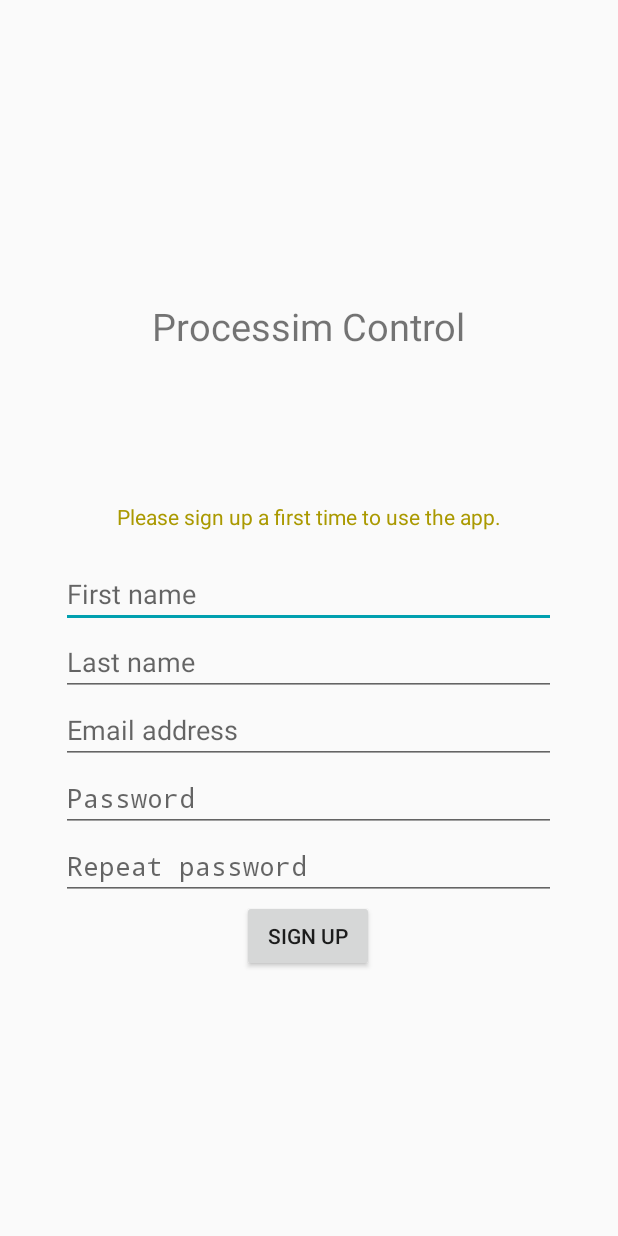
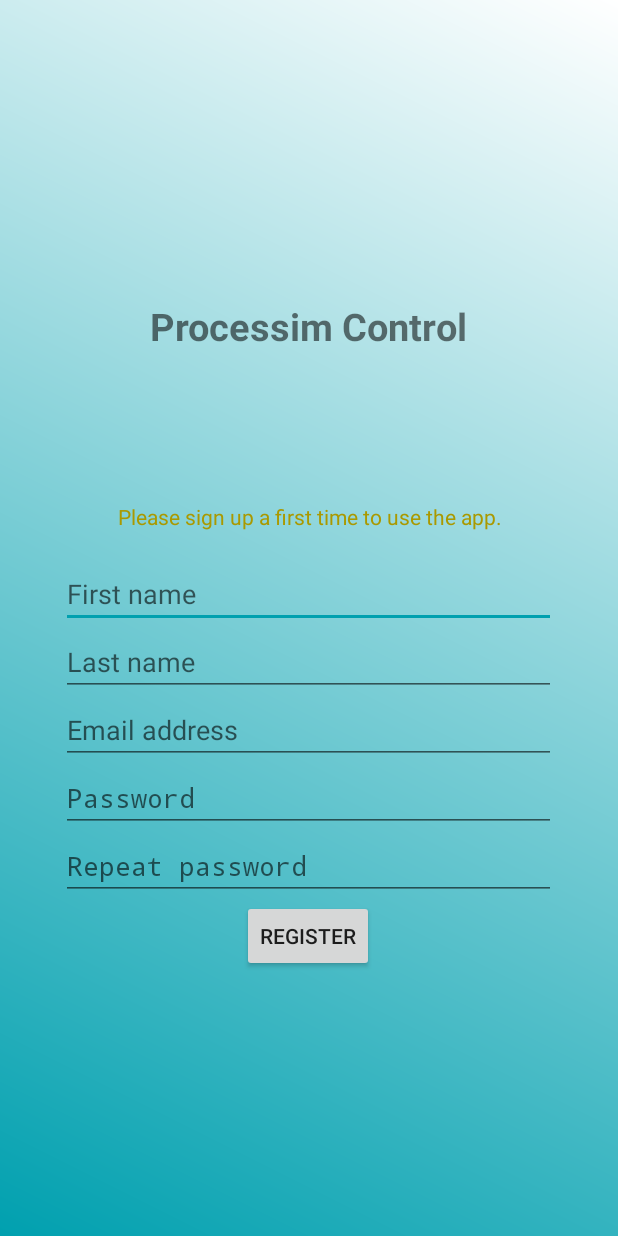
Before and after one commit to TeaFlex/ProcessimControlApp, an Android app: the screen it shows after launch (RegisterActivity), on a phone screen of 412 x 824 dp. Run offline under Robolectric (Android 15) with nearby library versions, the phone set to English and light mode, and no system bars; our stand-ins replace Room's generated code.

Commit message:
Register and login activities done !

```diff
--- a/app/src/main/AndroidManifest.xml
+++ b/app/src/main/AndroidManifest.xml
@@ -9,7 +9,8 @@
         android:roundIcon="@mipmap/ic_launcher_round"
         android:supportsRtl="true"
         android:theme="@style/AppTheme">
-        <activity android:name=".RegisterActivity"></activity>
+        <activity android:name=".WelcomeActivity"></activity>
+        <activity android:name=".RegisterActivity" />
         <activity android:name=".LoginActivity" />
         <activity android:name=".StartActivity">
             <intent-filter>
--- a/app/src/main/java/be/heh/std/app/StartActivity.java
+++ b/app/src/main/java/be/heh/std/app/StartActivity.java
@@ -12,13 +12,14 @@ import be.heh.std.database.AppDatabase;
 
 public class StartActivity extends AppCompatActivity {
 
-    private Intent intent = new Intent(this, LoginActivity.class);
+    private Intent intent;
 
     @Override
     protected void onCreate(Bundle savedInstanceState) {
         super.onCreate(savedInstanceState);
         setContentView(R.layout.activity_start);
 
+        intent = new Intent(this, LoginActivity.class);
         try {
             AppDatabase db = AppDatabase.getInstance(getApplicationContext());
             Boolean isDatabaseEmpty = (db.userdao().getCountOfUsers() == 0);
--- a/app/src/main/java/be/heh/std/database/User.java
+++ b/app/src/main/java/be/heh/std/database/User.java
@@ -3,9 +3,10 @@ package be.heh.std.database;
 import androidx.annotation.NonNull;
 import androidx.room.ColumnInfo;
 import androidx.room.Entity;
+import androidx.room.Index;
 import androidx.room.PrimaryKey;
 
-@Entity
+@Entity(indices = {@Index(value = {"email"}, unique = true)})
 public class User {
     @PrimaryKey(autoGenerate = true)
     public int id;
--- a/app/src/main/java/be/heh/std/database/UserDAO.java
+++ b/app/src/main/java/be/heh/std/database/UserDAO.java
@@ -3,12 +3,9 @@ package be.heh.std.database;
 import androidx.room.Dao;
 import androidx.room.Delete;
 import androidx.room.Insert;
-import androidx.room.OnConflictStrategy;
 import androidx.room.Query;
 
 import java.util.List;
-
-import be.heh.std.database.User;
 
 @Dao
 public interface UserDAO {
@@ -28,6 +25,9 @@ public interface UserDAO {
     @Query("SELECT * FROM user WHERE id = :id;")
     User getUserById(int id);
 
+    @Query("SELECT * FROM user WHERE email = :email;")
+    User getUserByEmail(String email);
+
     @Query("SELECT * FROM user WHERE role = :role;")
     List<User> getUsersByRole(int role);
 
--- /dev/null
+++ b/app/src/main/res/drawable/gradient_1.xml
@@ -0,0 +1,9 @@
+<?xml version="1.0" encoding="utf-8"?>
+<shape xmlns:android="http://schemas.android.com/apk/res/android"
+    android:shape="rectangle">
+    <gradient
+        android:startColor="@color/colorAccent"
+        android:endColor="@color/white"
+        android:angle="45"
+        />
+</shape>
--- a/app/src/main/res/layout/activity_forms.xml
+++ b/app/src/main/res/layout/activity_forms.xml
@@ -8,6 +8,7 @@
     tools:ignore="MissingClass"
     android:orientation="vertical"
     android:gravity="center_horizontal"
+    android:background="@drawable/gradient_1"
     >
 
     <TextView
@@ -18,18 +19,29 @@
         android:layout_marginTop="200dp"
         android:layout_marginBottom="100dp"
         android:textSize="25dp"
+        android:textStyle="bold"
         />
 
-    <TextView
-        android:id="@+id/info_msg"
-        android:textColor="@color/yellow"
-        android:layout_width="wrap_content"
-        android:layout_height="wrap_content" />
-    <TextView
-        android:id="@+id/error_msg"
-        android:textColor="@color/red"
+    <LinearLayout
         android:layout_width="300dp"
-        android:layout_height="wrap_content" />
+        android:layout_height="wrap_content"
+        android:orientation="vertical"
+        >
+        <TextView
+            android:id="@+id/info_msg"
+            android:textColor="@color/yellow"
+            android:layout_width="match_parent"
+            android:layout_height="wrap_content"
+            android:textAlignment="center"
+            />
+        <TextView
+            android:id="@+id/error_msg"
+            android:textColor="@color/red"
+            android:layout_width="match_parent"
+            android:layout_height="wrap_content"
+            android:textAlignment="center"
+            />
+    </LinearLayout>
 
     <include
         layout="@layout/module_login"
--- a/app/src/main/res/layout/module_register.xml
+++ b/app/src/main/res/layout/module_register.xml
@@ -58,4 +58,12 @@ android:orientation="vertical"
         android:onClick="onFormClickManager"
         />
 
+    <Button
+        android:layout_width="wrap_content"
+        android:layout_height="wrap_content"
+        android:text="@string/signin"
+        android:id="@+id/to_login"
+        style="@style/Widget.AppCompat.ActionButton"
+        android:onClick="onFormClickManager"/>
+
 </LinearLayout>
--- a/app/src/main/res/values/colors.xml
+++ b/app/src/main/res/values/colors.xml
@@ -3,6 +3,7 @@
     <color name="colorPrimary">#AAA</color>
     <color name="colorPrimaryDark">#333</color>
     <color name="colorAccent">#00A0AF</color>
-    <color name="red">#FF0000</color>
+    <color name="red">#F00</color>
     <color name="yellow">#A90</color>
+    <color name="white">#FFF</color>
 </resources>
--- a/app/src/main/res/values/errors.xml
+++ b/app/src/main/res/values/errors.xml
@@ -1,8 +1,10 @@
 <?xml version="1.0" encoding="utf-8"?>
 <resources>
     <string name="empty_err">%s is empty !</string>
-    <string name="between_err">%s must between %d and %d !</string>
+    <string name="between_err">%s must be between %d and %d char(s) !</string>
     <string name="bad_email_err">%s is not a valid email address !</string>
     <string name="bad_password_err">%s must contain at least %d character(s), %d digit(s) and %d special char(s).</string>
     <string name="dont_match_err">%s and %s don\'t match !</string>
+    <string name="bad_check_pass_err">The password is invalid.</string>
+    <string name="nonexistent_user_err">This user does not exist.</string>
 </resources>
--- a/app/src/main/res/values/strings.xml
+++ b/app/src/main/res/values/strings.xml
@@ -6,7 +6,7 @@
     <string name="password">Password</string>
     <string name="password2">Repeat password</string>
     <string name="connect">Connect</string>
-    <string name="register">Sign up</string>
-    <string name="need_register">Please sign up a first time to use the app.</string>
-    <string name="need_login">Please sign in for further actions.</string>
+    <string name="register">Register</string>
+    <string name="signin">Sign in</string>
+    <string name="signup">Sign up</string>
 </resources>
```
Also changed, not shown: app/src/main/java/be/heh/std/app/FormActivity.java (+12 -4 lines), app/src/main/java/be/heh/std/app/LoginActivity.java (+47 -0 lines), app/src/main/java/be/heh/std/app/RegisterActivity.java (+41 -3 lines), app/src/main/java/be/heh/std/app/WelcomeActivity.java (added, +50 -0 lines), app/src/main/java/be/heh/std/security/PasswordAuthentication.java (added, +156 -0 lines), app/src/main/res/layout/activity_welcome.xml (added, +39 -0 lines), app/src/main/res/layout/module_login.xml (+8 -0 lines), app/src/main/res/values/infos.xml (added, +7 -0 lines).
